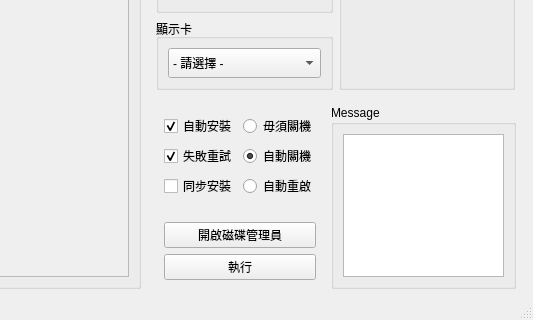
Above: src/ui/main.ui from SuperDumbTM/driver-box before the change; both pictures show x 215 to 748 and y 100 to 420 of the 748 by 420 pixel window. Below: the same form after it.
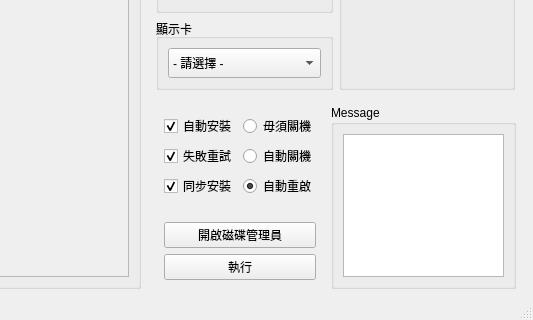
That is the form after the change.

```diff
--- a/src/ui/main.ui
+++ b/src/ui/main.ui
@@ -324,7 +324,7 @@
                   <string>自動關機</string>
                  </property>
                  <property name="checked">
-                  <bool>true</bool>
+                  <bool>false</bool>
                  </property>
                  <property name="autoExclusive">
                   <bool>true</bool>
@@ -339,6 +339,9 @@
                  <property name="text">
                   <string>自動重啟</string>
                  </property>
+                 <property name="checked">
+                  <bool>true</bool>
+                 </property>
                  <property name="autoExclusive">
                   <bool>true</bool>
                  </property>
@@ -378,6 +381,9 @@
                  <property name="text">
                   <string>同步安裝</string>
                  </property>
+                 <property name="checked">
+                  <bool>true</bool>
+                 </property>
                 </widget>
                </item>
                <item row="1" column="0">
```
